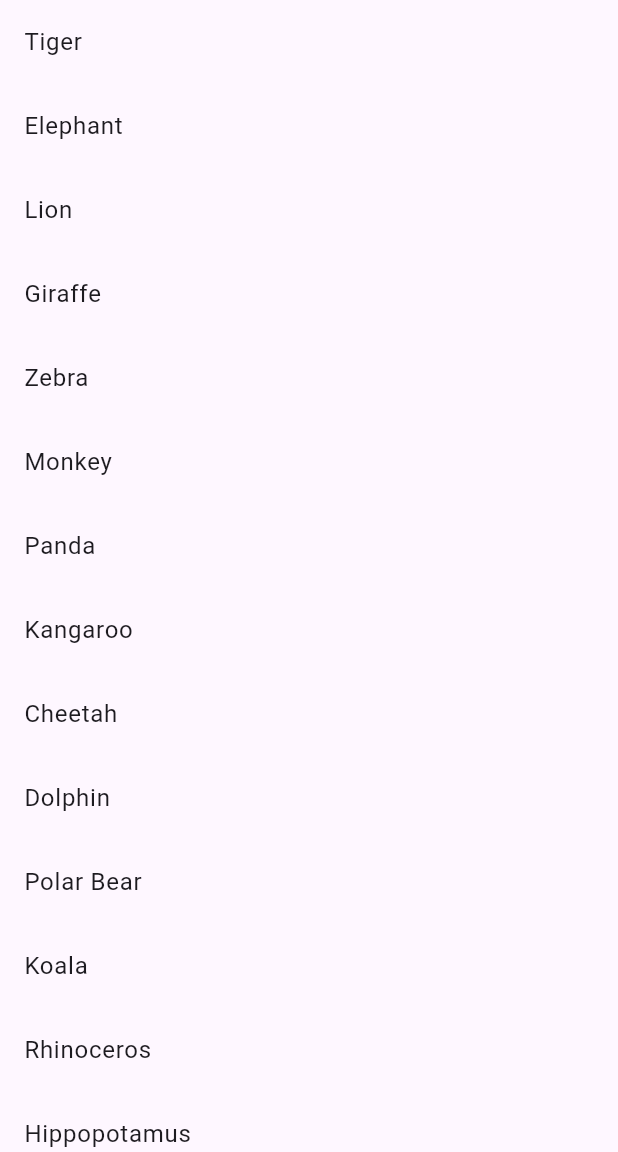
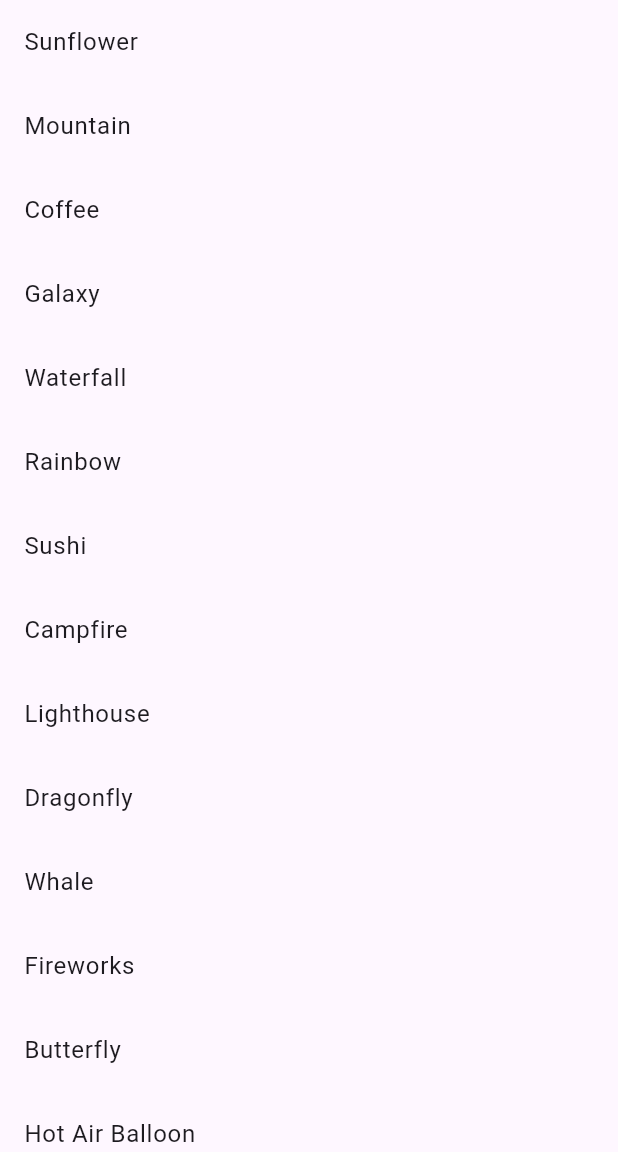
Before and after one commit to ALIRAZA17/MAD-Lab6, a Flutter app: the screen it shows after launch, on a phone screen of 412 x 824 dp, the part 84-1236 px from its top. Run offline on Flutter 3.47's test engine with Material 3 defaults, Android fonts, the phone set to English and light mode, and no system bars.

Commit message:
some changes

```diff
--- a/Task1/lib/main.dart
+++ b/Task1/lib/main.dart
@@ -29,31 +29,31 @@ class SavedSuggestionsScreen extends StatefulWidget {
 
 class _SavedSuggestionsScreenState extends State<SavedSuggestionsScreen> {
   final List<String> savedSuggestions = [
-    "Tiger",
-    "Elephant",
-    "Lion",
-    "Giraffe",
-    "Zebra",
-    "Monkey",
-    "Panda",
-    "Kangaroo",
-    "Cheetah",
-    "Dolphin",
-    "Polar Bear",
-    "Koala",
-    "Rhinoceros",
-    "Hippopotamus",
-    "Gorilla",
-    "Penguin",
-    "Jaguar",
-    "Sloth",
-    "Crocodile",
-    "Orangutan",
-    "Chimpanzee",
-    "Ostrich",
-    "Octopus",
-    "Bald Eagle",
-    "Raccoon",
+    "Sunflower",
+    "Mountain",
+    "Coffee",
+    "Galaxy",
+    "Waterfall",
+    "Rainbow",
+    "Sushi",
+    "Campfire",
+    "Lighthouse",
+    "Dragonfly",
+    "Whale",
+    "Fireworks",
+    "Butterfly",
+    "Hot Air Balloon",
+    "Thunderstorm",
+    "Maple Tree",
+    "Desert Oasis",
+    "Northern Lights",
+    "Moonlight",
+    "Crystal",
+    "Space Shuttle",
+    "Tornado",
+    "Aurora",
+    "Rainforest",
+    "Volcano"
   ];
 
   @override
```
